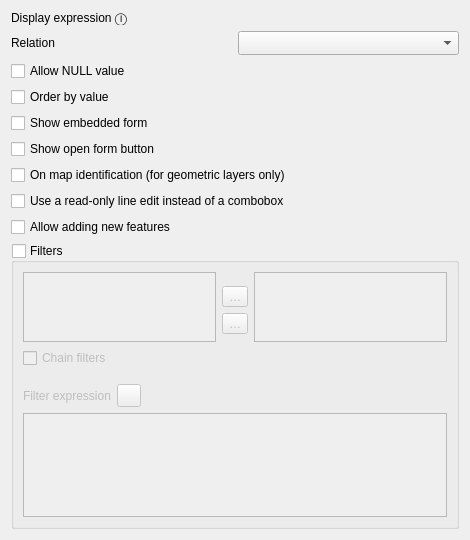
Qt form src/ui/editorwidgets/qgsrelationreferenceconfigdlgbase.ui (nextgis/nextgisqgis) before a commit.
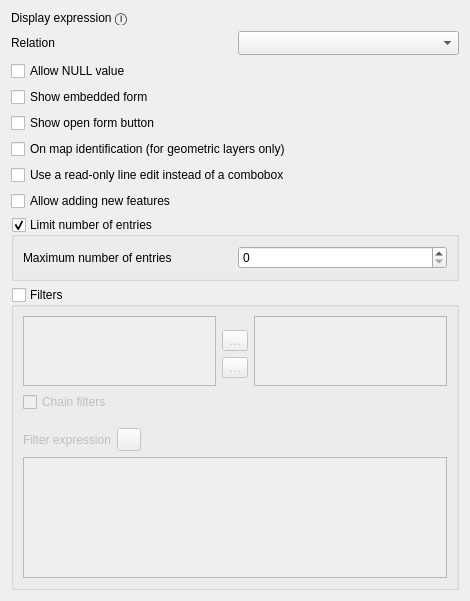
The same form after that commit. Icons and pictures are not drawn. Custom widgets are drawn as their Qt base class.

Diff of the .ui file:
```diff
--- a/src/ui/editorwidgets/qgsrelationreferenceconfigdlgbase.ui
+++ b/src/ui/editorwidgets/qgsrelationreferenceconfigdlgbase.ui
@@ -7,34 +7,24 @@
     <x>0</x>
     <y>0</y>
     <width>470</width>
-    <height>540</height>
+    <height>601</height>
    </rect>
   </property>
   <property name="windowTitle">
    <string notr="true">Dialog</string>
   </property>
   <layout class="QGridLayout" name="gridLayout_2">
-   <item row="4" column="0" colspan="2">
-    <widget class="QCheckBox" name="mCbxShowForm">
+   <item row="1" column="0">
+    <widget class="QLabel" name="label_2">
      <property name="text">
-      <string>Show embedded form</string>
+      <string>Relation</string>
      </property>
     </widget>
    </item>
-   <item row="5" column="0" colspan="2">
-    <widget class="QCheckBox" name="mCbxShowOpenFormButton">
+   <item row="7" column="0" colspan="2">
+    <widget class="QCheckBox" name="mCbxAllowAddFeatures">
      <property name="text">
-      <string>Show open form button</string>
-     </property>
-    </widget>
-   </item>
-   <item row="1" column="1">
-    <widget class="QComboBox" name="mComboRelation">
-     <property name="toolTip">
-      <string>The generated relations for a polymorphic relation cannot be used.</string>
-     </property>
-     <property name="sizeAdjustPolicy">
-      <enum>QComboBox::AdjustToMinimumContentsLengthWithIcon</enum>
+      <string>Allow adding new features</string>
      </property>
     </widget>
    </item>
@@ -45,48 +35,44 @@
      </property>
     </widget>
    </item>
-   <item row="7" column="0" colspan="2">
+   <item row="0" column="0">
+    <widget class="QLabel" name="label">
+     <property name="toolTip">
+      <string>This setting is not saved in the style. It is changing the display name on the referenced layer.</string>
+     </property>
+     <property name="text">
+      <string>Display expression Ⓘ</string>
+     </property>
+    </widget>
+   </item>
+   <item row="6" column="0" colspan="2">
     <widget class="QCheckBox" name="mCbxReadOnly">
      <property name="text">
       <string>Use a read-only line edit instead of a combobox</string>
      </property>
     </widget>
    </item>
+   <item row="5" column="0" colspan="2">
+    <widget class="QCheckBox" name="mCbxMapIdentification">
+     <property name="text">
+      <string>On map identification (for geometric layers only)</string>
+     </property>
+    </widget>
+   </item>
    <item row="0" column="1">
-    <widget class="QgsFieldExpressionWidget" name="mExpressionWidget" native="true">
+    <widget class="QgsFieldExpressionWidget" name="mExpressionWidget">
      <property name="focusPolicy">
       <enum>Qt::TabFocus</enum>
      </property>
     </widget>
    </item>
-   <item row="1" column="0">
-    <widget class="QLabel" name="label_2">
-     <property name="text">
-      <string>Relation</string>
-     </property>
-    </widget>
-   </item>
-   <item row="3" column="0">
-    <widget class="QCheckBox" name="mCbxOrderByValue">
-     <property name="text">
-      <string>Order by value</string>
-     </property>
-    </widget>
-   </item>
-   <item row="6" column="0" colspan="2">
-    <widget class="QCheckBox" name="mCbxMapIdentification">
-     <property name="text">
-      <string>On map identification (for geometric layers only)</string>
-     </property>
-    </widget>
-   </item>
-   <item row="0" column="0">
-    <widget class="QLabel" name="label">
+   <item row="1" column="1">
+    <widget class="QComboBox" name="mComboRelation">
      <property name="toolTip">
-      <string>This setting is not saved in the style. It is changing the display name on the referenced layer.</string>
+      <string>The generated relations for a polymorphic relation cannot be used.</string>
      </property>
-     <property name="text">
-      <string>Display expression Ⓘ</string>
+     <property name="sizeAdjustPolicy">
+      <enum>QComboBox::AdjustToMinimumContentsLengthWithIcon</enum>
      </property>
     </widget>
    </item>
@@ -122,7 +108,7 @@
       <item row="5" column="0" colspan="3">
        <widget class="QCheckBox" name="mCbxChainFilters">
         <property name="toolTip">
-         <string>When activated, the filters will restrict the choices of fields to options that are </string>
+         <string>When activated, filters restrict the option of subsequent filters based on the selection of a previous filter.</string>
         </property>
         <property name="text">
          <string>Chain filters</string>
@@ -208,9 +194,41 @@
     </widget>
    </item>
    <item row="8" column="0" colspan="2">
-    <widget class="QCheckBox" name="mCbxAllowAddFeatures">
+    <widget class="QGroupBox" name="mFetchLimitGroupBox">
+     <property name="toolTip">
+      <string>If no limit is set, all entries are loaded.</string>
+     </property>
+     <property name="title">
+      <string>Limit number of entries</string>
+     </property>
+     <property name="checkable">
+      <bool>true</bool>
+     </property>
+     <layout class="QGridLayout" name="gridLayout_3">
+      <item row="0" column="0">
+       <widget class="QLabel" name="label_fetchLimit">
+        <property name="text">
+         <string>Maximum number of entries</string>
+        </property>
+       </widget>
+      </item>
+      <item row="0" column="1">
+       <widget class="QgsSpinBox" name="mFetchLimit"/>
+      </item>
+     </layout>
+    </widget>
+   </item>
+   <item row="3" column="0" colspan="2">
+    <widget class="QCheckBox" name="mCbxShowForm">
      <property name="text">
-      <string>Allow adding new features</string>
+      <string>Show embedded form</string>
+     </property>
+    </widget>
+   </item>
+   <item row="4" column="0" colspan="2">
+    <widget class="QCheckBox" name="mCbxShowOpenFormButton">
+     <property name="text">
+      <string>Show open form button</string>
      </property>
     </widget>
    </item>
@@ -229,6 +247,11 @@
    <header>qgsfieldexpressionwidget.h</header>
    <container>1</container>
   </customwidget>
+  <customwidget>
+   <class>QgsSpinBox</class>
+   <extends>QSpinBox</extends>
+   <header>qgsspinbox.h</header>
+  </customwidget>
  </customwidgets>
  <tabstops>
   <tabstop>mExpressionWidget</tabstop>
```
Left out of the diff: 2 changed lines with no effect on the pictures.
